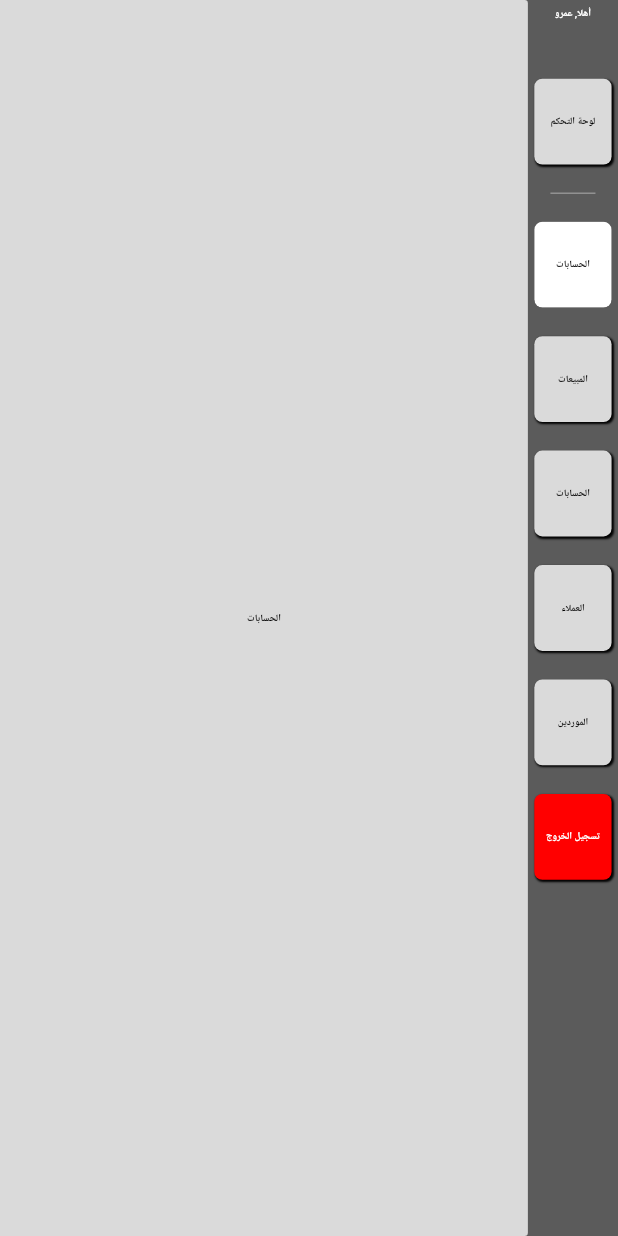
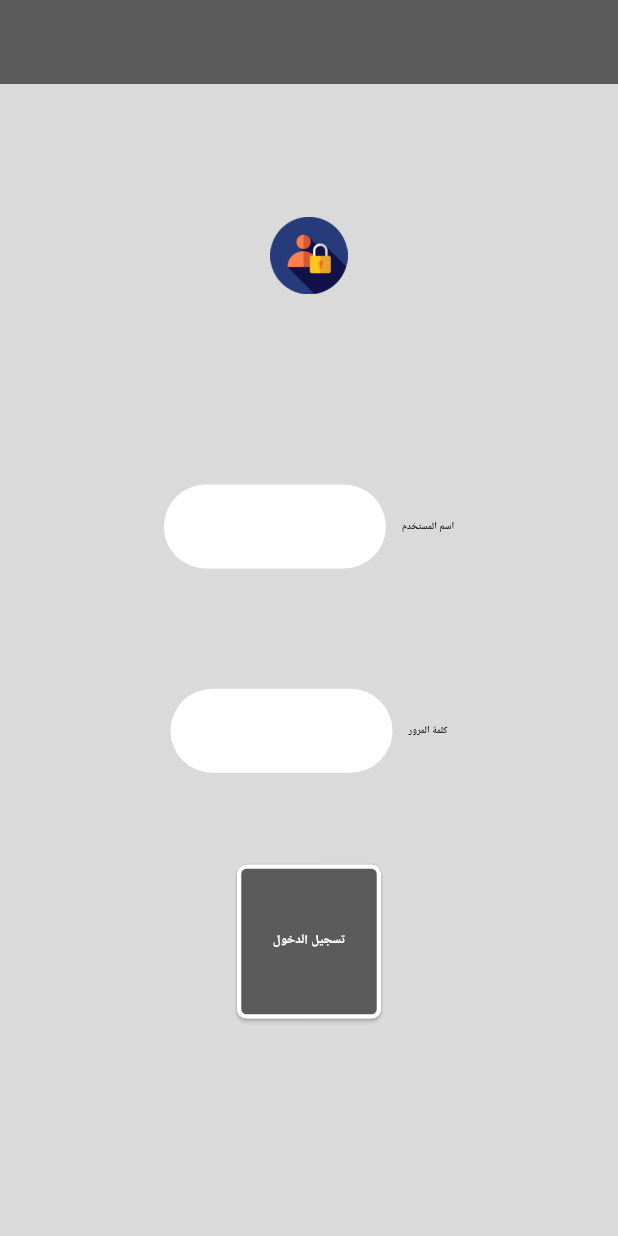
Before and after one commit to youssefibrahim146/plastic-factory, a Flutter app: the screen it shows after launch, on a phone screen of 412 x 824 dp. Run offline on Flutter 3.47's test engine with Material 3 defaults, Android fonts, the phone set to English and light mode, and no system bars; our stand-ins replace flutter_screenutil, get.

Commit message:
- login screen finished

```diff
--- a/lib/constants/app_bindings.dart
+++ b/lib/constants/app_bindings.dart
@@ -1,4 +1,5 @@
 import 'package:plastic_factory/constants/app_imports.dart';
+import 'package:plastic_factory/controllers/login_screen_controller.dart';
 
 class AppBindings extends Bindings {
   @override
@@ -23,5 +24,9 @@ class AppBindings extends Bindings {
       () => HomeController(),
       fenix: true,
     );
+    Get.lazyPut(
+      () => LoginScreenController(),
+      fenix: true,
+    );
   }
 }
--- a/lib/constants/app_imports.dart
+++ b/lib/constants/app_imports.dart
@@ -18,6 +18,7 @@ export 'package:plastic_factory/views/screens/accounts_screen.dart';
 export 'package:plastic_factory/views/screens/control_board_screen.dart';
 export 'package:plastic_factory/views/screens/customers_screen.dart';
 export 'package:plastic_factory/views/screens/home_screen.dart';
+export 'package:plastic_factory/views/screens/login_screen.dart';
 export 'package:plastic_factory/views/screens/sales_screen.dart';
 export 'package:plastic_factory/views/screens/suppliers_screen.dart';
 export 'package:plastic_factory/views/widgets/gap_widget.dart';
--- a/lib/constants/app_pages.dart
+++ b/lib/constants/app_pages.dart
@@ -1,6 +1,4 @@
 import 'package:plastic_factory/constants/app_imports.dart';
-import 'package:plastic_factory/constants/app_strings.dart';
-import 'package:plastic_factory/views/screens/home_screen.dart';
 
 class AppPages {
   static List<GetPage> appPages = [
@@ -8,5 +6,9 @@ class AppPages {
       name: AppStrings.homeRoute,
       page: () => const HomeScreen(),
     ),
+    GetPage(
+      name: AppStrings.loginRoute,
+      page: () => const LoginScreen(),
+    ),
   ];
 }
--- a/lib/constants/app_strings.dart
+++ b/lib/constants/app_strings.dart
@@ -3,6 +3,7 @@ class AppStrings {
   static const appTitle = "";
 
   /// Routes
+  static const loginRoute = "/login";
   static const homeRoute = "/home";
 
   /// Arabic Text's
@@ -11,6 +12,13 @@ class AppStrings {
   static const suppliersArabicText = "الموردين";
   static const accountsArabicText = "الحسابات";
   static const exitArabicText = "تسجيل الخروج";
+  static const loginArabicText = "تسجيل الدخول";
   static const customersArabicText = "العملاء";
   static const salesArabicText = "المبيعات";
+  static const userNameArabicText = "اسم المستخدم";
+  static const passwordArabicText = "كلمة المرور";
+
+  /// assets
+
+  static const loginImage = "assets/icons/login_image.png";
 }
--- /dev/null
+++ b/lib/controllers/login_screen_controller.dart
@@ -0,0 +1,15 @@
+import '../constants/app_imports.dart';
+
+class LoginScreenController extends GetxController {
+  GlobalKey<FormState> formKey = GlobalKey<FormState>();
+
+  void validatepassword() {
+    // Validate login
+  }
+
+  void login() {
+    if (formKey.currentState!.validate()) {
+      Get.offNamed(AppStrings.homeRoute);
+    }
+  }
+}
--- a/lib/main.dart
+++ b/lib/main.dart
@@ -18,7 +18,7 @@ class MyApp extends StatelessWidget {
       builder: (BuildContext context, Widget? child) {
         return GetMaterialApp(
           debugShowCheckedModeBanner: false,
-          initialRoute: AppStrings.homeRoute,
+          initialRoute: AppStrings.loginRoute,
           getPages: AppPages.appPages,
           initialBinding: AppBindings(),
         );
--- /dev/null
+++ b/lib/views/screens/login_screen.dart
@@ -0,0 +1,83 @@
+import 'package:plastic_factory/controllers/login_screen_controller.dart';
+import 'package:plastic_factory/views/widgets/auth_row.dart';
+
+import '../../constants/app_imports.dart';
+
+class LoginScreen extends GetWidget<LoginScreenController> {
+  const LoginScreen({super.key});
+
+  @override
+  Widget build(BuildContext context) {
+    return Scaffold(
+      backgroundColor: AppColors.appLightGray,
+      appBar: AppBar(
+        backgroundColor: AppColors.appDarkGray,
+      ),
+      body: SizedBox(
+        width: double.infinity,
+        child: Form(
+          key: controller.formKey,
+          child: Column(
+            crossAxisAlignment: CrossAxisAlignment.center,
+            children: [
+              const GapWidget(30),
+              Image.asset(
+                AppStrings.loginImage,
+                width: 240.w,
+                height: 240.h,
+              ),
+              const GapWidget(80),
+              AuthRow(
+                isObscure: false,
+                label: AppStrings.userNameArabicText,
+                validator: (value) {
+                  if (value!.isEmpty) {
+                    return "من فضلك ادخل اسم المستخدم";
+                  } else if (value != "1" && value != "2" && value != "3") {
+                    return "اسم المستخدم خاطئ";
+                  }
+                  return null;
+                },
+              ),
+              const GapWidget(105),
+              AuthRow(
+                isObscure: true,
+                label: AppStrings.passwordArabicText,
+                validator: (value) {
+                  if (value!.isEmpty) {
+                    return "من فضلك ادخل كلمة المرور";
+                  } else if (value != "12345") {
+                    return "كلمة المرور خاطئة";
+                  }
+                  return null;
+                },
+              ),
+              const GapWidget(80),
+              ElevatedButton(
+                onPressed: () {
+                  controller.login();
+                },
+                style: ElevatedButton.styleFrom(
+                  backgroundColor: AppColors.appDarkGray,
+                  minimumSize: Size(435.w, 135.h),
+                  shape: RoundedRectangleBorder(
+                    side: const BorderSide(
+                      color: AppColors.appWhite,
+                      width: 3,
+                    ),
+                    borderRadius: BorderRadius.circular(30.sp),
+                  ),
+                ),
+                child: Text(
+                  AppStrings.loginArabicText,
+                  style: AppFonts.fontHeavy30Black
+                      .copyWith(color: AppColors.appWhite, fontSize: 40.sp),
+                ),
+              ),
+            ],
+          ),
+        ),
+      ),
+    );
+  }
+}
--- /dev/null
+++ b/lib/views/widgets/auth_row.dart
@@ -0,0 +1,64 @@
+import '../../constants/app_imports.dart';
+
+class AuthRow extends StatelessWidget {
+  final bool isObscure;
+  final String label;
+  final String? Function(String?)? validator;
+
+  const AuthRow({
+    super.key,
+    required this.isObscure,
+    required this.label,
+    this.validator,
+  });
+
+  @override
+  Widget build(BuildContext context) {
+    return Row(
+      mainAxisAlignment: MainAxisAlignment.center,
+      children: [
+        SizedBox(
+          width: 690.w,
+          child: TextFormField(
+            validator: validator,
+            textAlign: TextAlign.center,
+            obscureText: isObscure,
+            decoration: InputDecoration(
+              filled: true,
+              fillColor: AppColors.appWhite,
+              border: OutlineInputBorder(
+                borderRadius: BorderRadius.circular(50),
+                borderSide: const BorderSide(
+                  color: AppColors.appTransparent,
+                ),
+              ),
+              enabledBorder: OutlineInputBorder(
+                borderRadius: BorderRadius.circular(50),
+                borderSide: const BorderSide(
+                  color: AppColors.appTransparent,
+                ),
+              ),
+              focusedBorder: OutlineInputBorder(
+                borderRadius: BorderRadius.circular(50),
+                borderSide: const BorderSide(
+                  color: AppColors.appTransparent,
+                ),
+              ),
+              disabledBorder: OutlineInputBorder(
+                borderRadius: BorderRadius.circular(50),
+                borderSide: const BorderSide(
+                  color: AppColors.appTransparent,
+                ),
+              ),
+            ),
+          ),
+        ),
+        const GapWidget(50),
+        Text(
+          label,
+          style: AppFonts.fontHeavy30Black,
+        ),
+      ],
+    );
+  }
+}
```
Also changed, not shown: pubspec.yaml (+6 -27 lines), assets/icons/login_image.png (added).
